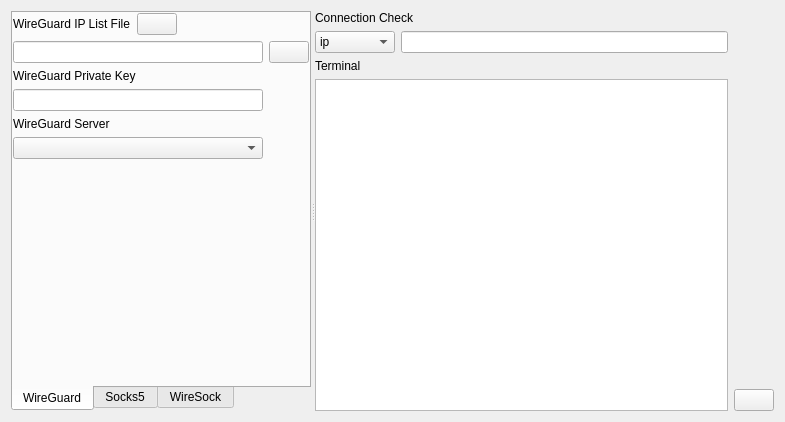
Before: the Qt Designer form Ui_MainWindow.ui in Holence/WireSock-GUI, drawn with Qt 5.
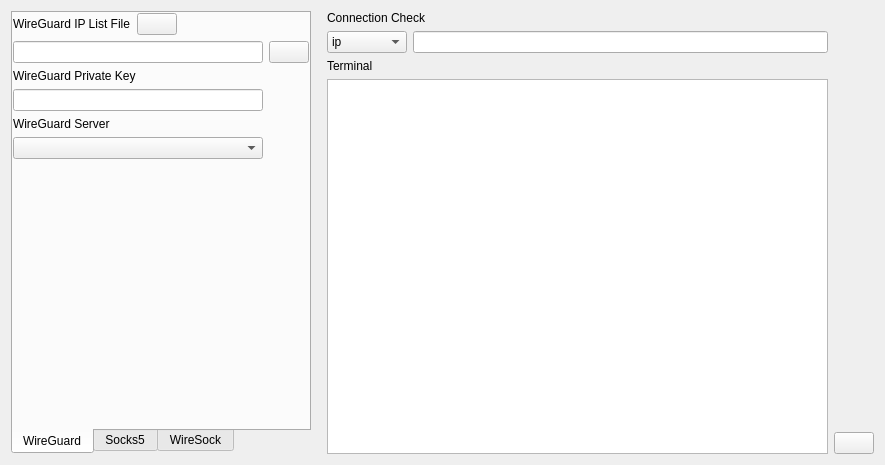
After: the same form once the commit is applied. Custom widgets are drawn as their Qt base class.

Diff of the .ui file:
```diff
--- a/Ui_MainWindow.ui
+++ b/Ui_MainWindow.ui
@@ -6,8 +6,8 @@
    <rect>
     <x>0</x>
     <y>0</y>
-    <width>785</width>
-    <height>422</height>
+    <width>885</width>
+    <height>459</height>
    </rect>
   </property>
   <property name="windowTitle">
@@ -15,17 +15,25 @@
   </property>
   <layout class="QHBoxLayout" name="horizontalLayout">
    <item>
-    <widget class="QSplitter" name="splitter">
-     <property name="orientation">
-      <enum>Qt::Horizontal</enum>
-     </property>
      <widget class="QTabWidget" name="tabWidget">
+     <property name="sizePolicy">
+      <sizepolicy hsizetype="Fixed" vsizetype="Expanding">
+       <horstretch>0</horstretch>
+       <verstretch>0</verstretch>
+      </sizepolicy>
+     </property>
       <property name="minimumSize">
        <size>
         <width>300</width>
         <height>0</height>
        </size>
       </property>
+     <property name="maximumSize">
+      <size>
+       <width>300</width>
+       <height>16777215</height>
+      </size>
+     </property>
       <property name="tabPosition">
        <enum>QTabWidget::South</enum>
       </property>
@@ -385,7 +393,24 @@
        </layout>
       </widget>
      </widget>
-     <widget class="QWidget" name="layoutWidget1">
+   </item>
+   <item>
+    <spacer name="horizontalSpacer_3">
+     <property name="orientation">
+      <enum>Qt::Horizontal</enum>
+     </property>
+     <property name="sizeType">
+      <enum>QSizePolicy::Fixed</enum>
+     </property>
+     <property name="sizeHint" stdset="0">
+      <size>
+       <width>10</width>
+       <height>0</height>
+      </size>
+     </property>
+    </spacer>
+   </item>
+   <item>
       <layout class="QGridLayout" name="gridLayout_3">
        <item row="0" column="0">
         <widget class="QLabel" name="label_11">
@@ -397,22 +422,10 @@
          </property>
         </widget>
        </item>
-       <item row="3" column="0">
-        <widget class="QPlainTextEdit" name="plainTextEdit">
-         <property name="sizePolicy">
-          <sizepolicy hsizetype="MinimumExpanding" vsizetype="Expanding">
-           <horstretch>0</horstretch>
-           <verstretch>0</verstretch>
-          </sizepolicy>
-         </property>
-         <property name="minimumSize">
-          <size>
-           <width>400</width>
-           <height>0</height>
-          </size>
-         </property>
-         <property name="readOnly">
-          <bool>true</bool>
+     <item row="2" column="0">
+      <widget class="QLabel" name="label_9">
+       <property name="text">
+        <string>Terminal</string>
          </property>
         </widget>
        </item>
@@ -493,16 +506,26 @@
          </item>
         </layout>
        </item>
-       <item row="2" column="0">
-        <widget class="QLabel" name="label_9">
-         <property name="text">
-          <string>Terminal</string>
+     <item row="3" column="0">
+      <widget class="QPlainTextEdit" name="plainTextEdit">
+       <property name="sizePolicy">
+        <sizepolicy hsizetype="MinimumExpanding" vsizetype="Expanding">
+         <horstretch>0</horstretch>
+         <verstretch>0</verstretch>
+        </sizepolicy>
+       </property>
+       <property name="minimumSize">
+        <size>
+         <width>500</width>
+         <height>375</height>
+        </size>
+       </property>
+       <property name="readOnly">
+        <bool>true</bool>
          </property>
         </widget>
        </item>
       </layout>
-     </widget>
-    </widget>
    </item>
   </layout>
   <action name="actionUpdate">
```
Lines whose indentation alone changed are shown as unchanged.
